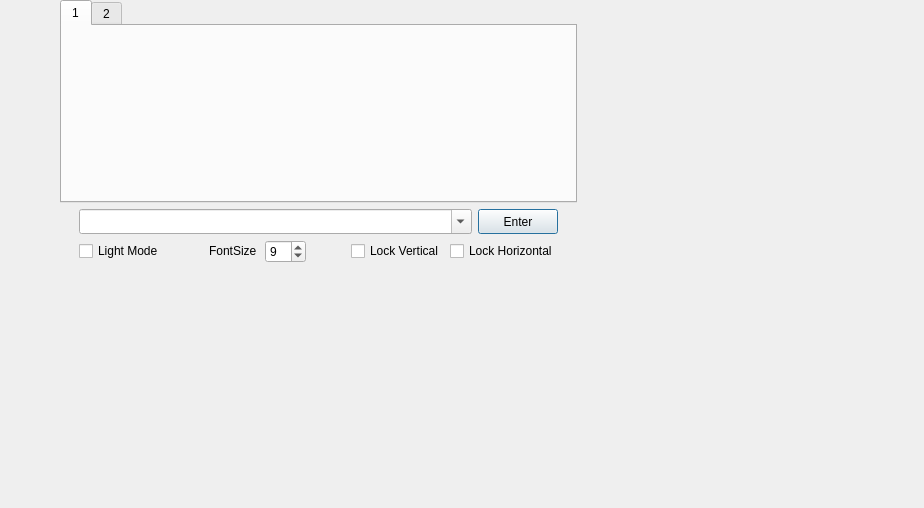
Qt form xexunrtt.ui (lunaleevip/RTT2UART) before a commit.
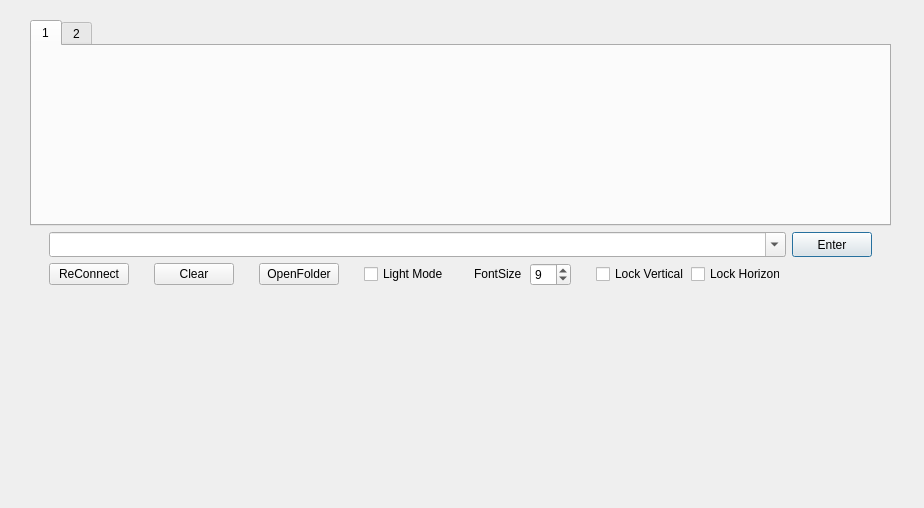
The same form after that commit.

What changed in the file:
```diff
--- a/xexunrtt.ui
+++ b/xexunrtt.ui
@@ -13,156 +13,17 @@
   <property name="windowTitle">
    <string>Form</string>
   </property>
-  <widget class="QWidget" name="layoutWidget">
+  <widget class="QWidget" name="">
    <property name="geometry">
     <rect>
-     <x>60</x>
-     <y>0</y>
-     <width>517</width>
-     <height>276</height>
+     <x>30</x>
+     <y>20</y>
+     <width>861</width>
+     <height>279</height>
     </rect>
    </property>
    <layout class="QGridLayout" name="gridLayout">
-    <item row="1" column="0">
-     <spacer name="horizontalSpacer_6">
-      <property name="orientation">
-       <enum>Qt::Horizontal</enum>
-      </property>
-      <property name="sizeType">
-       <enum>QSizePolicy::Fixed</enum>
-      </property>
-      <property name="sizeHint" stdset="0">
-       <size>
-        <width>13</width>
-        <height>20</height>
-       </size>
-      </property>
-     </spacer>
-    </item>
-    <item row="2" column="0">
-     <spacer name="horizontalSpacer_2">
-      <property name="orientation">
-       <enum>Qt::Horizontal</enum>
-      </property>
-      <property name="sizeType">
-       <enum>QSizePolicy::Fixed</enum>
-      </property>
-      <property name="sizeHint" stdset="0">
-       <size>
-        <width>13</width>
-        <height>20</height>
-       </size>
-      </property>
-     </spacer>
-    </item>
-    <item row="2" column="1">
-     <widget class="QCheckBox" name="light_checkbox">
-      <property name="text">
-       <string>Light Mode</string>
-      </property>
-     </widget>
-    </item>
-    <item row="2" column="2">
-     <spacer name="horizontalSpacer_4">
-      <property name="orientation">
-       <enum>Qt::Horizontal</enum>
-      </property>
-      <property name="sizeType">
-       <enum>QSizePolicy::Expanding</enum>
-      </property>
-      <property name="sizeHint" stdset="0">
-       <size>
-        <width>13</width>
-        <height>20</height>
-       </size>
-      </property>
-     </spacer>
-    </item>
-    <item row="2" column="3">
-     <widget class="QLabel" name="label">
-      <property name="sizePolicy">
-       <sizepolicy hsizetype="Minimum" vsizetype="Fixed">
-        <horstretch>0</horstretch>
-        <verstretch>0</verstretch>
-       </sizepolicy>
-      </property>
-      <property name="minimumSize">
-       <size>
-        <width>50</width>
-        <height>20</height>
-       </size>
-      </property>
-      <property name="text">
-       <string>FontSize</string>
-      </property>
-     </widget>
-    </item>
-    <item row="2" column="4">
-     <widget class="QSpinBox" name="fontsize_box">
-      <property name="sizePolicy">
-       <sizepolicy hsizetype="Minimum" vsizetype="Fixed">
-        <horstretch>0</horstretch>
-        <verstretch>0</verstretch>
-       </sizepolicy>
-      </property>
-      <property name="minimum">
-       <number>6</number>
-      </property>
-      <property name="maximum">
-       <number>24</number>
-      </property>
-      <property name="value">
-       <number>9</number>
-      </property>
-     </widget>
-    </item>
-    <item row="2" column="5">
-     <spacer name="horizontalSpacer_5">
-      <property name="orientation">
-       <enum>Qt::Horizontal</enum>
-      </property>
-      <property name="sizeType">
-       <enum>QSizePolicy::Expanding</enum>
-      </property>
-      <property name="sizeHint" stdset="0">
-       <size>
-        <width>13</width>
-        <height>20</height>
-       </size>
-      </property>
-     </spacer>
-    </item>
-    <item row="2" column="6">
-     <widget class="QCheckBox" name="LockV_checkBox">
-      <property name="text">
-       <string>Lock Vertical</string>
-      </property>
-     </widget>
-    </item>
-    <item row="2" column="7" colspan="2">
-     <widget class="QCheckBox" name="LockH_checkBox">
-      <property name="text">
-       <string>Lock Horizontal</string>
-      </property>
-     </widget>
-    </item>
-    <item row="2" column="9">
-     <spacer name="horizontalSpacer_3">
-      <property name="orientation">
-       <enum>Qt::Horizontal</enum>
-      </property>
-      <property name="sizeType">
-       <enum>QSizePolicy::Fixed</enum>
-      </property>
-      <property name="sizeHint" stdset="0">
-       <size>
-        <width>13</width>
-        <height>20</height>
-       </size>
-      </property>
-     </spacer>
-    </item>
-    <item row="3" column="5">
+    <item row="3" column="10">
      <spacer name="verticalSpacer">
       <property name="orientation">
        <enum>Qt::Vertical</enum>
@@ -178,7 +39,23 @@
       </property>
      </spacer>
     </item>
-    <item row="0" column="0" colspan="10">
+    <item row="2" column="4">
+     <spacer name="horizontalSpacer_7">
+      <property name="orientation">
+       <enum>Qt::Horizontal</enum>
+      </property>
+      <property name="sizeType">
+       <enum>QSizePolicy::Fixed</enum>
+      </property>
+      <property name="sizeHint" stdset="0">
+       <size>
+        <width>13</width>
+        <height>20</height>
+       </size>
+      </property>
+     </spacer>
+    </item>
+    <item row="0" column="0" colspan="17">
      <widget class="QTabWidget" name="tem_switch">
       <property name="minimumSize">
        <size>
@@ -186,6 +63,11 @@
         <height>200</height>
        </size>
       </property>
+      <property name="font">
+       <font>
+        <family>Arial</family>
+       </font>
+      </property>
       <property name="currentIndex">
        <number>0</number>
       </property>
@@ -201,8 +83,32 @@
       </widget>
      </widget>
     </item>
-    <item row="1" column="9">
-     <spacer name="horizontalSpacer">
+    <item row="2" column="12">
+     <widget class="QCheckBox" name="LockV_checkBox">
+      <property name="font">
+       <font>
+        <family>Arial</family>
+       </font>
+      </property>
+      <property name="text">
+       <string>Lock Vertical</string>
+      </property>
+     </widget>
+    </item>
+    <item row="2" column="3">
+     <widget class="QPushButton" name="clear">
+      <property name="font">
+       <font>
+        <family>Arial</family>
+       </font>
+      </property>
+      <property name="text">
+       <string>Clear</string>
+      </property>
+     </widget>
+    </item>
+    <item row="1" column="0">
+     <spacer name="horizontalSpacer_6">
       <property name="orientation">
        <enum>Qt::Horizontal</enum>
       </property>
@@ -217,7 +123,187 @@
       </property>
      </spacer>
     </item>
-    <item row="1" column="8">
+    <item row="2" column="10">
+     <widget class="QSpinBox" name="fontsize_box">
+      <property name="sizePolicy">
+       <sizepolicy hsizetype="Minimum" vsizetype="Fixed">
+        <horstretch>0</horstretch>
+        <verstretch>0</verstretch>
+       </sizepolicy>
+      </property>
+      <property name="font">
+       <font>
+        <family>Arial</family>
+       </font>
+      </property>
+      <property name="minimum">
+       <number>6</number>
+      </property>
+      <property name="maximum">
+       <number>24</number>
+      </property>
+      <property name="value">
+       <number>9</number>
+      </property>
+     </widget>
+    </item>
+    <item row="2" column="0">
+     <spacer name="horizontalSpacer_2">
+      <property name="orientation">
+       <enum>Qt::Horizontal</enum>
+      </property>
+      <property name="sizeType">
+       <enum>QSizePolicy::Fixed</enum>
+      </property>
+      <property name="sizeHint" stdset="0">
+       <size>
+        <width>13</width>
+        <height>20</height>
+       </size>
+      </property>
+     </spacer>
+    </item>
+    <item row="2" column="14">
+     <spacer name="horizontalSpacer_4">
+      <property name="orientation">
+       <enum>Qt::Horizontal</enum>
+      </property>
+      <property name="sizeType">
+       <enum>QSizePolicy::Expanding</enum>
+      </property>
+      <property name="sizeHint" stdset="0">
+       <size>
+        <width>13</width>
+        <height>20</height>
+       </size>
+      </property>
+     </spacer>
+    </item>
+    <item row="2" column="16">
+     <spacer name="horizontalSpacer_3">
+      <property name="orientation">
+       <enum>Qt::Horizontal</enum>
+      </property>
+      <property name="sizeType">
+       <enum>QSizePolicy::Fixed</enum>
+      </property>
+      <property name="sizeHint" stdset="0">
+       <size>
+        <width>13</width>
+        <height>20</height>
+       </size>
+      </property>
+     </spacer>
+    </item>
+    <item row="2" column="2">
+     <spacer name="horizontalSpacer_10">
+      <property name="orientation">
+       <enum>Qt::Horizontal</enum>
+      </property>
+      <property name="sizeType">
+       <enum>QSizePolicy::Fixed</enum>
+      </property>
+      <property name="sizeHint" stdset="0">
+       <size>
+        <width>13</width>
+        <height>20</height>
+       </size>
+      </property>
+     </spacer>
+    </item>
+    <item row="1" column="1" colspan="14">
+     <widget class="QComboBox" name="cmd_buffer">
+      <property name="sizePolicy">
+       <sizepolicy hsizetype="Expanding" vsizetype="Fixed">
+        <horstretch>0</horstretch>
+        <verstretch>0</verstretch>
+       </sizepolicy>
+      </property>
+      <property name="maximumSize">
+       <size>
+        <width>16777215</width>
+        <height>26</height>
+       </size>
+      </property>
+      <property name="font">
+       <font>
+        <family>新宋体</family>
+       </font>
+      </property>
+      <property name="editable">
+       <bool>true</bool>
+      </property>
+     </widget>
+    </item>
+    <item row="2" column="8">
+     <spacer name="horizontalSpacer_8">
+      <property name="orientation">
+       <enum>Qt::Horizontal</enum>
+      </property>
+      <property name="sizeType">
+       <enum>QSizePolicy::Fixed</enum>
+      </property>
+      <property name="sizeHint" stdset="0">
+       <size>
+        <width>13</width>
+        <height>20</height>
+       </size>
+      </property>
+     </spacer>
+    </item>
+    <item row="2" column="1">
+     <widget class="QPushButton" name="re_connect">
+      <property name="font">
+       <font>
+        <family>Arial</family>
+       </font>
+      </property>
+      <property name="text">
+       <string>ReConnect</string>
+      </property>
+     </widget>
+    </item>
+    <item row="2" column="15">
+     <spacer name="horizontalSpacer_5">
+      <property name="orientation">
+       <enum>Qt::Horizontal</enum>
+      </property>
+      <property name="sizeType">
+       <enum>QSizePolicy::Fixed</enum>
+      </property>
+      <property name="sizeHint" stdset="0">
+       <size>
+        <width>13</width>
+        <height>20</height>
+       </size>
+      </property>
+     </spacer>
+    </item>
+    <item row="2" column="7">
+     <widget class="QCheckBox" name="light_checkbox">
+      <property name="font">
+       <font>
+        <family>Arial</family>
+       </font>
+      </property>
+      <property name="text">
+       <string>Light Mode</string>
+      </property>
+     </widget>
+    </item>
+    <item row="2" column="5">
+     <widget class="QPushButton" name="openfolder">
+      <property name="font">
+       <font>
+        <family>Arial</family>
+       </font>
+      </property>
+      <property name="text">
+       <string>OpenFolder</string>
+      </property>
+     </widget>
+    </item>
+    <item row="1" column="15">
      <widget class="QPushButton" name="pushButton">
       <property name="enabled">
        <bool>true</bool>
@@ -228,6 +314,11 @@
         <height>26</height>
        </size>
       </property>
+      <property name="font">
+       <font>
+        <family>Arial</family>
+       </font>
+      </property>
       <property name="text">
        <string>Enter</string>
       </property>
@@ -239,30 +330,90 @@
       </property>
      </widget>
     </item>
-    <item row="1" column="1" colspan="7">
-     <widget class="QComboBox" name="cmd_buffer">
+    <item row="1" column="16">
+     <spacer name="horizontalSpacer">
+      <property name="orientation">
+       <enum>Qt::Horizontal</enum>
+      </property>
+      <property name="sizeType">
+       <enum>QSizePolicy::Fixed</enum>
+      </property>
+      <property name="sizeHint" stdset="0">
+       <size>
+        <width>13</width>
+        <height>20</height>
+       </size>
+      </property>
+     </spacer>
+    </item>
+    <item row="2" column="9">
+     <widget class="QLabel" name="label">
       <property name="sizePolicy">
-       <sizepolicy hsizetype="Expanding" vsizetype="Fixed">
+       <sizepolicy hsizetype="Minimum" vsizetype="Fixed">
         <horstretch>0</horstretch>
         <verstretch>0</verstretch>
        </sizepolicy>
       </property>
-      <property name="maximumSize">
+      <property name="minimumSize">
        <size>
-        <width>16777215</width>
-        <height>26</height>
+        <width>50</width>
+        <height>20</height>
        </size>
       </property>
       <property name="font">
        <font>
-        <family>新宋体</family>
+        <family>Arial</family>
        </font>
       </property>
-      <property name="editable">
-       <bool>true</bool>
+      <property name="text">
+       <string>FontSize</string>
       </property>
      </widget>
     </item>
+    <item row="2" column="11">
+     <spacer name="horizontalSpacer_9">
+      <property name="orientation">
+       <enum>Qt::Horizontal</enum>
+      </property>
+      <property name="sizeType">
+       <enum>QSizePolicy::Fixed</enum>
+      </property>
+      <property name="sizeHint" stdset="0">
+       <size>
+        <width>13</width>
+        <height>20</height>
+       </size>
+      </property>
+     </spacer>
+    </item>
+    <item row="2" column="13">
+     <widget class="QCheckBox" name="LockH_checkBox">
+      <property name="font">
+       <font>
+        <family>Arial</family>
+       </font>
+      </property>
+      <property name="text">
+       <string>Lock Horizontal</string>
+      </property>
+     </widget>
+    </item>
+    <item row="2" column="6">
+     <spacer name="horizontalSpacer_11">
+      <property name="orientation">
+       <enum>Qt::Horizontal</enum>
+      </property>
+      <property name="sizeType">
+       <enum>QSizePolicy::Fixed</enum>
+      </property>
+      <property name="sizeHint" stdset="0">
+       <size>
+        <width>13</width>
+        <height>20</height>
+       </size>
+      </property>
+     </spacer>
+    </item>
    </layout>
   </widget>
  </widget>
```
